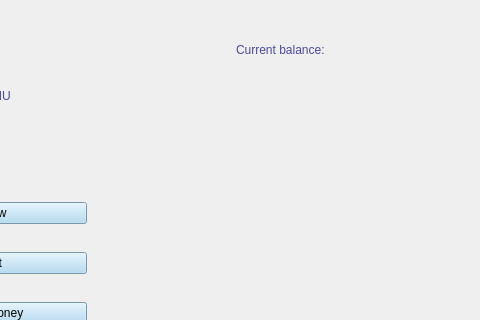
Old version of the form view/menu.ui in the repository rawsashimi1604/1009_BankingSystem; both pictures show x 474 to 954 and y 0 to 320 of the 954 by 507 pixel window.
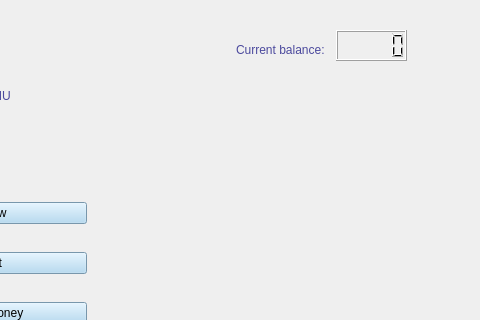
New version of the form.

Commit message: added current balance for all the ui

Diff of the .ui file:
```diff
--- a/view/menu.ui
+++ b/view/menu.ui
@@ -130,6 +130,16 @@
       <string>Current balance:</string>
      </property>
     </widget>
+    <widget class="QLCDNumber" name="balance">
+     <property name="geometry">
+      <rect>
+       <x>800</x>
+       <y>20</y>
+       <width>71</width>
+       <height>31</height>
+      </rect>
+     </property>
+    </widget>
    </widget>
   </widget>
  </widget>
```
The commit also changes 8 other files.
